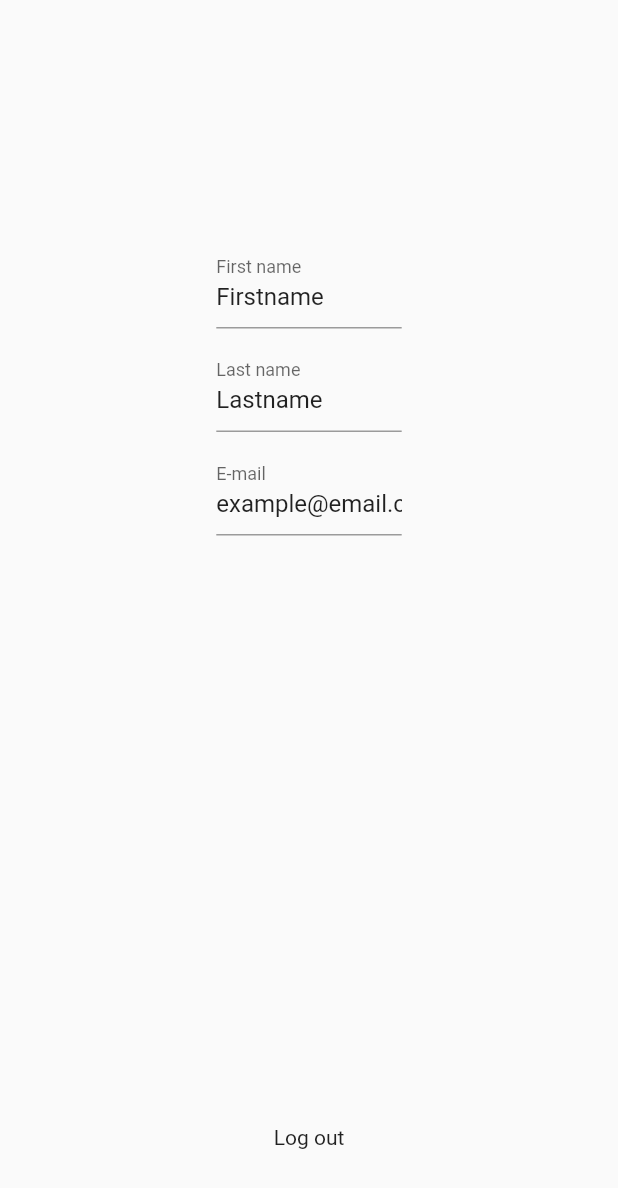
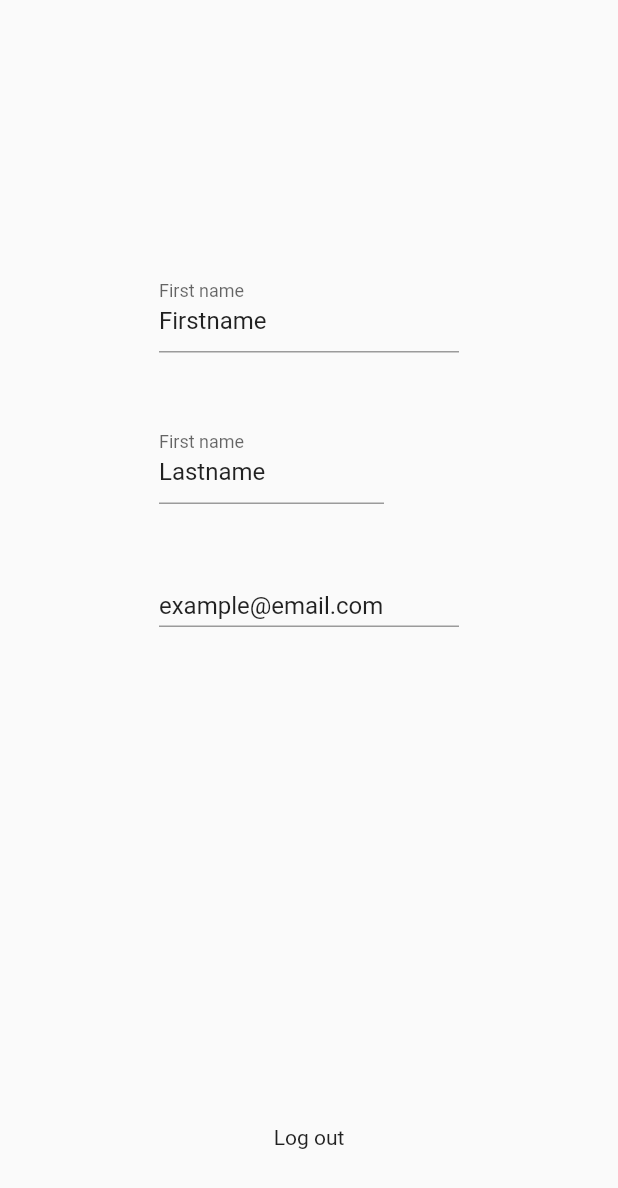
Before and after one commit to Iconica-Development/flutter_profile, a Flutter app: the screen it shows after launch, on a phone screen of 412 x 824 dp. Shown: the top 1188 px of the screen. Run offline on Flutter 3.47's test engine with Material 2 defaults, Android fonts, the phone set to English and light mode, and no system bars; our stand-ins replace cached_network_image; accounts and stored records are empty.

Commit message:
now with wrap!

```diff
--- a/example/lib/main.dart
+++ b/example/lib/main.dart
@@ -6,6 +6,7 @@ import 'dart:typed_data';
 
 import 'package:example/utils/example_profile_service.dart';
 import 'package:flutter/material.dart';
+
 import 'package:flutter_profile/flutter_profile.dart';
 
 import 'utils/example_profile_data.dart';
@@ -53,18 +54,20 @@ class _ProfileExampleState extends State<ProfileExample> {
   @override
   Widget build(BuildContext context) {
     return Scaffold(
-      body: ProfilePage(
+      body: Center(
+        child: ProfilePage(
+          wrapViewOptions:
+              WrapViewOptions(direction: Axis.vertical, spacing: 16),
           bottomActionText: 'Log out',
           itemBuilderOptions: ItemBuilderOptions(
             inputDecorationField: {
               'first_name': const InputDecoration(
+                constraints: BoxConstraints(maxHeight: 70, maxWidth: 200),
                 label: Text('First name'),
               ),
               'last_name': const InputDecoration(
-              label: Text('Last name'),
-            ),
-            'email': const InputDecoration(
-              label: Text('E-mail'),
+                constraints: BoxConstraints(maxHeight: 70, maxWidth: 150),
+                label: Text('First name'),
               ),
             },
             validators: {
@@ -95,11 +98,54 @@ class _ProfileExampleState extends State<ProfileExample> {
             pagePadding: EdgeInsets.only(
               top: 50,
               bottom: 50,
-            left: MediaQuery.of(context).size.width * 0.35,
-            right: MediaQuery.of(context).size.width * 0.35,
+              left: MediaQuery.of(context).size.width * 0.1,
+              right: MediaQuery.of(context).size.width * 0.1,
+            ),
           ),
         ),
       ),
     );
   }
 }
+
+class CustomItemBuilderExample extends ItemBuilder {
+  CustomItemBuilderExample({
+    required super.options,
+  });
+
+  @override
+  Widget build(String key, dynamic value, Widget? widget,
+      Function(String) updateItem, Function(String?) saveItem) {
+    if (widget == null) {
+      var controller = TextEditingController(
+        text: '${value ?? ''}',
+      );
+
+      late InputDecoration inputDecoration;
+
+      inputDecoration =
+          options.inputDecorationField?[key] ?? options.inputDecoration;
+      var formFieldKey = GlobalKey<FormFieldState>();
+      return SizedBox(
+        width: 300,
+        child: TextFormField(
+          keyboardType: options.keyboardType?[key],
+          key: formFieldKey,
+          controller: controller,
+          decoration: inputDecoration,
+          readOnly: options.readOnly,
+          onFieldSubmitted: (value) {
+            updateItem(value);
+          },
+          onSaved: (newValue) {
+            saveItem(newValue);
+          },
+          validator: (value) {
+            return options.validators?[key]?.call(value);
+          },
+        ),
+      );
+    }
+    return widget;
+  }
+}
--- a/lib/src/widgets/item_builder/item_builder_options.dart
+++ b/lib/src/widgets/item_builder/item_builder_options.dart
@@ -13,7 +13,8 @@ import 'package:flutter/material.dart';
 /// Validator can be used to set a validator for the standard textfield.
 class ItemBuilderOptions {
   ItemBuilderOptions({
-    this.inputDecoration = const InputDecoration(),
+    this.inputDecoration = const InputDecoration(
+        constraints: BoxConstraints(maxWidth: 200, maxHeight: 40)),
     this.inputDecorationField,
     this.readOnly = false,
     this.validators,
--- a/lib/src/widgets/profile/profile_page.dart
+++ b/lib/src/widgets/profile/profile_page.dart
@@ -41,6 +41,7 @@ class ProfilePage extends StatefulWidget {
     this.prioritizedItems = const [],
     this.showDefaultItems = true,
     this.wrapItemsBuilder,
+    this.wrapViewOptions,
   }) : super(key: key);
 
   /// User containing all the user data.
@@ -76,6 +77,9 @@ class ProfilePage extends StatefulWidget {
   /// Shows textfields for firstname and lastname if is set to true
   final bool showDefaultItems;
 
+  /// Edit the direction and spacing between every item
+  final WrapViewOptions? wrapViewOptions;
+
   @override
   State<ProfilePage> createState() => _ProfilePageState();
 }
@@ -98,6 +102,16 @@ class _ProfilePageState extends State<ProfilePage> {
       prioritizedItems: widget.prioritizedItems,
       showDefaultItems: widget.showDefaultItems,
       wrapItemsBuilder: widget.wrapItemsBuilder,
+      wrapViewOptions: widget.wrapViewOptions,
     );
   }
 }
+
+class WrapViewOptions {
+  WrapViewOptions(
+      {this.direction, this.spacing, this.runSpacing, this.clipBehavior});
+  Axis? direction;
+  double? spacing;
+  double? runSpacing;
+  Clip? clipBehavior;
+}
--- a/lib/src/widgets/profile/profile_wrapper.dart
+++ b/lib/src/widgets/profile/profile_wrapper.dart
@@ -9,6 +9,7 @@ import 'package:flutter_profile/src/widgets/avatar/avatar_wrapper.dart';
 import 'package:flutter_profile/src/widgets/item_builder/item_builder.dart';
 import 'package:flutter_profile/src/widgets/item_builder/item_builder_options.dart';
 import 'package:flutter_profile/src/widgets/item_builder/item_list.dart';
+import 'package:flutter_profile/src/widgets/profile/profile_page.dart';
 import 'package:flutter_profile/src/widgets/profile/profile_style.dart';
 
 class ProfileWrapper extends StatefulWidget {
@@ -21,6 +22,7 @@ class ProfileWrapper extends StatefulWidget {
     this.showAvatar = true,
     this.itemBuilder,
     this.itemBuilderOptions,
+    this.wrapViewOptions,
     this.bottomActionText,
     this.prioritizedItems = const [],
     this.showDefaultItems = true,
@@ -35,6 +37,7 @@ class ProfileWrapper extends StatefulWidget {
   final bool showAvatar;
   final String? bottomActionText;
   final ItemBuilder? itemBuilder;
+  final WrapViewOptions? wrapViewOptions;
   final Function rebuild;
   final ItemBuilderOptions? itemBuilderOptions;
   final bool showDefaultItems;
@@ -147,7 +150,11 @@ class _ProfileWrapperState extends State<ProfileWrapper> {
         ),
       );
     }
-    var items = Column(
+    var items = Wrap(
+      direction: widget.wrapViewOptions?.direction ?? Axis.vertical,
+      spacing: widget.wrapViewOptions?.spacing ?? 0,
+      runSpacing: widget.wrapViewOptions?.runSpacing ?? 0,
+      clipBehavior: widget.wrapViewOptions?.clipBehavior ?? Clip.none,
       children: [
         ItemList(
           Map.fromEntries(widget.user.profileData!.toMap().entries.where(
--- a/pubspec.yaml
+++ b/pubspec.yaml
@@ -1,6 +1,6 @@
 name: flutter_profile
 description: Flutter profile package
-version: 0.0.11
+version: 1.0.1
 repository: https://github.com/Iconica-Development/flutter_profile
 
 environment:
```
Also changed, not shown: example/pubspec.yaml (+3 -6 lines), example/pubspec.lock, 2 other files. Lines whose indentation alone changed are shown as unchanged.
